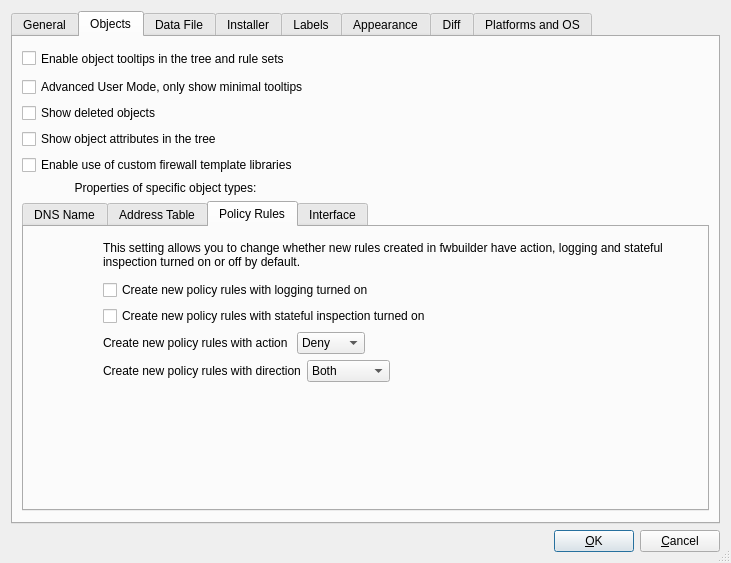
Old version of the form src/libgui/prefsdialog_q.ui in the repository fwbuilder/fwbuilder.
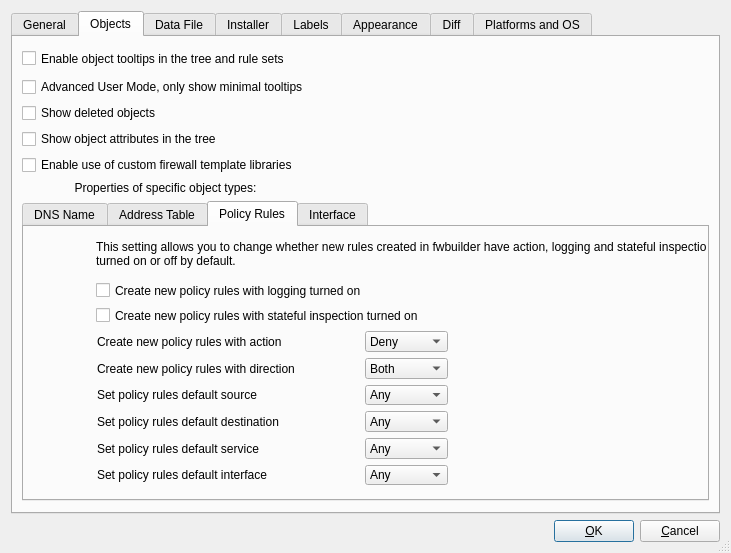
New version of the form. The open tabs and pages were chosen to show the change. Icons and pictures are not drawn.

Commit message: Feature: Dummy objects for policy rules

The edit to the form file:
```diff
--- a/src/libgui/prefsdialog_q.ui
+++ b/src/libgui/prefsdialog_q.ui
@@ -10,7 +10,7 @@
     <x>0</x>
     <y>0</y>
     <width>731</width>
-    <height>563</height>
+    <height>550</height>
    </rect>
   </property>
   <property name="windowTitle">
@@ -382,6 +382,12 @@
        </item>
        <item row="7" column="0" colspan="2">
         <widget class="QTabWidget" name="tabWidget_2">
+         <property name="minimumSize">
+          <size>
+           <width>0</width>
+           <height>300</height>
+          </size>
+         </property>
          <property name="currentIndex">
           <number>0</number>
          </property>
@@ -544,9 +550,15 @@
           <attribute name="title">
            <string>Policy Rules</string>
           </attribute>
-          <layout class="QGridLayout" name="gridLayout_16">
-           <item row="0" column="0" rowspan="2">
             <widget class="QLabel" name="label_16">
+           <property name="geometry">
+            <rect>
+             <x>4</x>
+             <y>7</y>
+             <width>64</width>
+             <height>64</height>
+            </rect>
+           </property>
              <property name="minimumSize">
               <size>
                <width>64</width>
@@ -566,9 +578,15 @@
               <pixmap resource="MainRes.qrc">:/Icons/Policy/icon-big</pixmap>
              </property>
             </widget>
-           </item>
-           <item row="0" column="1">
             <widget class="QLabel" name="label_19">
+           <property name="geometry">
+            <rect>
+             <x>72</x>
+             <y>4</y>
+             <width>623</width>
+             <height>45</height>
+            </rect>
+           </property>
              <property name="sizePolicy">
               <sizepolicy hsizetype="Expanding" vsizetype="Preferred">
                <horstretch>0</horstretch>
@@ -582,9 +600,15 @@
               <bool>true</bool>
              </property>
             </widget>
-           </item>
-           <item row="1" column="1">
             <widget class="QCheckBox" name="rulesLoggingOn">
+           <property name="geometry">
+            <rect>
+             <x>72</x>
+             <y>53</y>
+             <width>290</width>
+             <height>21</height>
+            </rect>
+           </property>
              <property name="sizePolicy">
               <sizepolicy hsizetype="Expanding" vsizetype="Fixed">
                <horstretch>0</horstretch>
@@ -595,9 +619,15 @@
               <string>Create new policy rules with logging turned on</string>
              </property>
             </widget>
-           </item>
-           <item row="2" column="1">
             <widget class="QCheckBox" name="rulesDefaultStateful">
+           <property name="geometry">
+            <rect>
+             <x>72</x>
+             <y>78</y>
+             <width>354</width>
+             <height>21</height>
+            </rect>
+           </property>
              <property name="sizePolicy">
               <sizepolicy hsizetype="Expanding" vsizetype="Fixed">
                <horstretch>0</horstretch>
@@ -608,17 +638,24 @@
               <string>Create new policy rules with stateful inspection turned on</string>
              </property>
             </widget>
-           </item>
-           <item row="3" column="1">
-            <layout class="QHBoxLayout" name="horizontalLayout">
-             <item>
-              <widget class="QLabel" name="label_20">
+          <widget class="QWidget" name="layoutWidget">
+           <property name="geometry">
+            <rect>
+             <x>73</x>
+             <y>104</y>
+             <width>351</width>
+             <height>154</height>
+            </rect>
+           </property>
+           <layout class="QGridLayout" name="gridLayout_16" columnstretch="1,0">
+            <item row="0" column="0">
+             <widget class="QLabel" name="label_22">
                <property name="text">
                 <string>Create new policy rules with action </string>
                </property>
               </widget>
              </item>
-             <item>
+            <item row="0" column="1">
               <widget class="QComboBox" name="rulesDefaultAction">
                <item>
                 <property name="text">
@@ -632,31 +669,14 @@
                </item>
               </widget>
              </item>
-             <item>
-              <spacer name="horizontalSpacer_3">
-               <property name="orientation">
-                <enum>Qt::Horizontal</enum>
-               </property>
-               <property name="sizeHint" stdset="0">
-                <size>
-                 <width>40</width>
-                 <height>20</height>
-                </size>
-               </property>
-              </spacer>
-             </item>
-            </layout>
-           </item>
-           <item row="4" column="1">
-            <layout class="QHBoxLayout" name="horizontalLayout_5">
-             <item>
+            <item row="1" column="0">
               <widget class="QLabel" name="label_21">
                <property name="text">
                 <string>Create new policy rules with direction</string>
                </property>
               </widget>
              </item>
-             <item>
+            <item row="1" column="1">
               <widget class="QComboBox" name="rulesDefaultDirection">
                <item>
                 <property name="text">
@@ -675,35 +695,92 @@
                </item>
               </widget>
              </item>
+            <item row="2" column="0">
+             <widget class="QLabel" name="label_23">
+              <property name="text">
+               <string>Set policy rules default source </string>
+              </property>
+             </widget>
+            </item>
+            <item row="2" column="1">
+             <widget class="QComboBox" name="rulesDefaultSource">
              <item>
-              <spacer name="horizontalSpacer_5">
-               <property name="orientation">
-                <enum>Qt::Horizontal</enum>
+               <property name="text">
+                <string>Any</string>
                </property>
-               <property name="sizeHint" stdset="0">
-                <size>
-                 <width>40</width>
-                 <height>20</height>
-                </size>
+              </item>
+              <item>
+               <property name="text">
+                <string>Dummy</string>
                </property>
-              </spacer>
-             </item>
-            </layout>
+              </item>
+             </widget>
+            </item>
+            <item row="3" column="0">
+             <widget class="QLabel" name="label_24">
+              <property name="text">
+               <string>Set policy rules default destination </string>
+              </property>
+             </widget>
+            </item>
+            <item row="3" column="1">
+             <widget class="QComboBox" name="rulesDefaultDestination">
+              <item>
+               <property name="text">
+                <string>Any</string>
+               </property>
+              </item>
+              <item>
+               <property name="text">
+                <string>Dummy</string>
+               </property>
+              </item>
+             </widget>
+            </item>
+            <item row="4" column="0">
+             <widget class="QLabel" name="label_25">
+              <property name="text">
+               <string>Set policy rules default service </string>
+              </property>
+             </widget>
+            </item>
+            <item row="4" column="1">
+             <widget class="QComboBox" name="rulesDefaultService">
+              <item>
+               <property name="text">
+                <string>Any</string>
+               </property>
+              </item>
+              <item>
+               <property name="text">
+                <string>Dummy</string>
+               </property>
+              </item>
+             </widget>
+            </item>
+            <item row="5" column="0">
+             <widget class="QLabel" name="label_26">
+              <property name="text">
+               <string>Set policy rules default interface </string>
+              </property>
+             </widget>
            </item>
            <item row="5" column="1">
-            <spacer name="verticalSpacer_10">
-             <property name="orientation">
-              <enum>Qt::Vertical</enum>
-             </property>
-             <property name="sizeHint" stdset="0">
-              <size>
-               <width>20</width>
-               <height>116</height>
-              </size>
-             </property>
-            </spacer>
-           </item>
-          </layout>
+             <widget class="QComboBox" name="rulesDefaultInterface">
+              <item>
+               <property name="text">
+                <string>Any</string>
+               </property>
+              </item>
+              <item>
+               <property name="text">
+                <string>Dummy</string>
+               </property>
+              </item>
+             </widget>
+            </item>
+           </layout>
+          </widget>
          </widget>
          <widget class="QWidget" name="tab_2">
           <attribute name="title">
@@ -766,6 +843,22 @@
          </widget>
         </widget>
        </item>
+       <item row="8" column="0" colspan="2">
+        <spacer name="verticalSpacer_7">
+         <property name="orientation">
+          <enum>Qt::Vertical</enum>
+         </property>
+         <property name="sizeType">
+          <enum>QSizePolicy::Expanding</enum>
+         </property>
+         <property name="sizeHint" stdset="0">
+          <size>
+           <width>618</width>
+           <height>46</height>
+          </size>
+         </property>
+        </spacer>
+       </item>
       </layout>
      </widget>
      <widget class="QWidget" name="tabData">
```
Left out of the diff: 101 changed lines with no effect on the pictures. Lines whose indentation alone changed are shown as unchanged. The commit also changes 40 other files.
